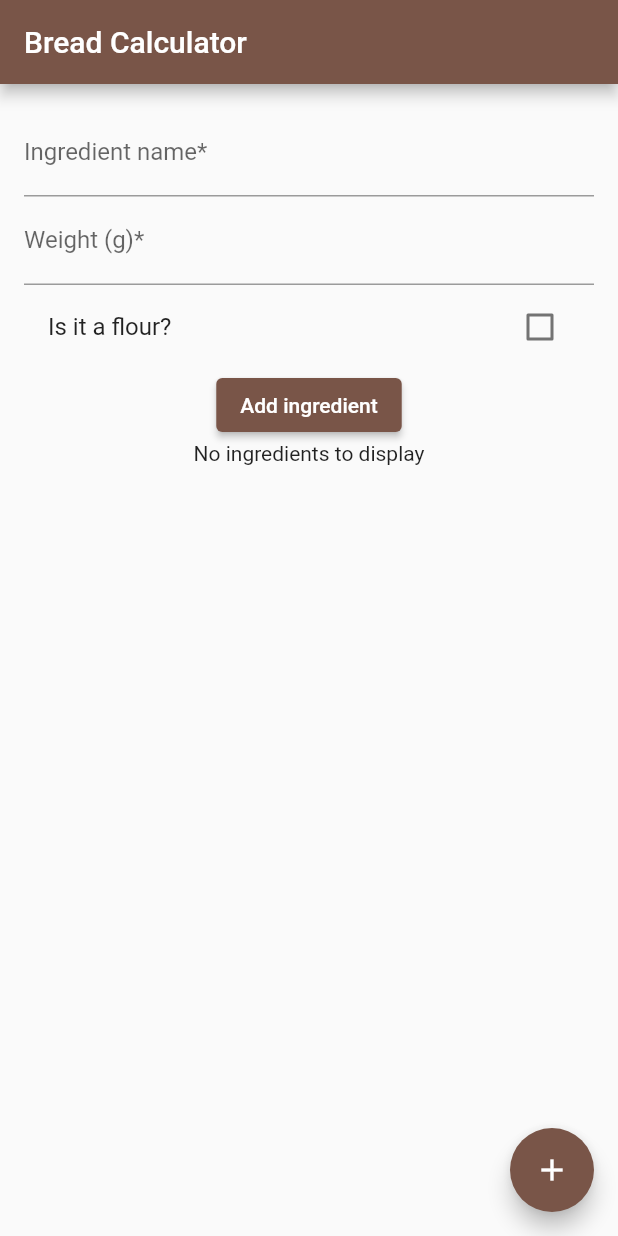
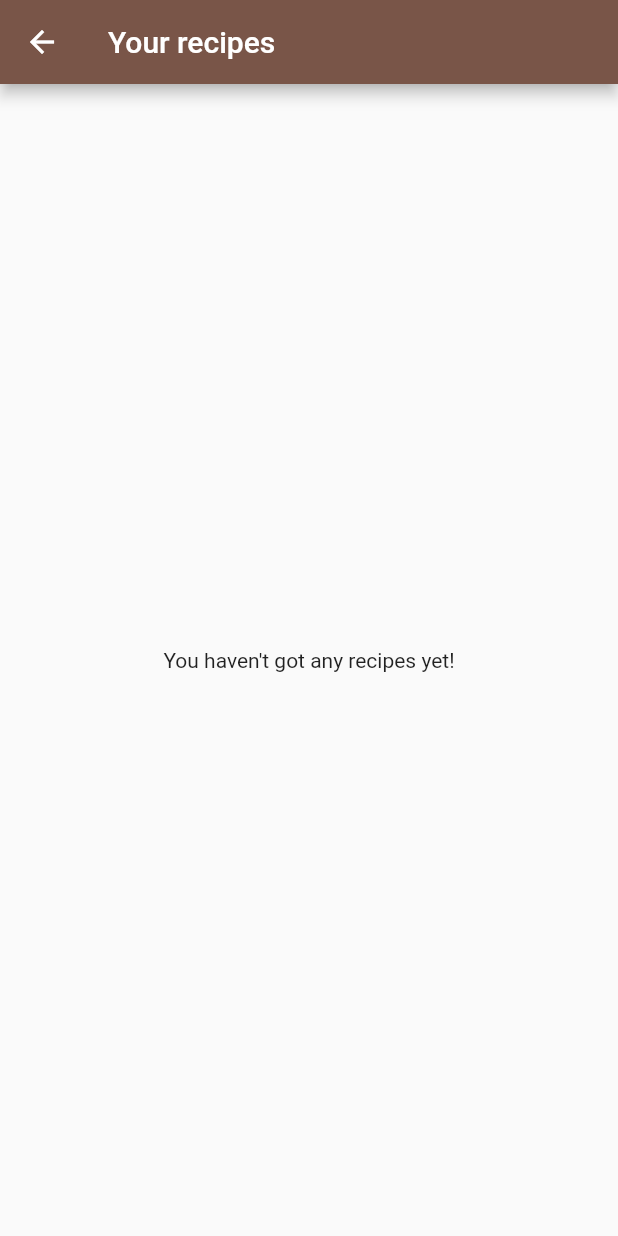
Before and after one commit to juanojeda/bread-calculator-flutter, a Flutter app: the screen it shows after launch, on a phone screen of 412 x 824 dp. Run offline on Flutter 3.47's test engine with Material 2 defaults, Android fonts, the phone set to English and light mode, and no system bars.

Commit message:
rename files, add routes

```diff
--- a/lib/data/com.bakers_percentages.mock_ingredients.dart
+++ b/lib/data/mock_ingredients.dart
@@ -1,4 +1,4 @@
-import 'package:bakers_percentages/models/com.bakers_percentages.ingredient.model.dart';
+import '../models/ingredient.model.dart';
 
 List<Ingredient> ingredients = [
   Ingredient(
--- a/lib/main.dart
+++ b/lib/main.dart
@@ -1,20 +1,13 @@
-import 'package:bakers_percentages/models/com.bakers_percentages.RecipeStore.dart';
-import 'package:bakers_percentages/widgets/com.bakers_percentages.IngredientsTableDisplay.dart';
-import 'package:bakers_percentages/widgets/com.bakers_percentages.addIngredient.dart';
+import 'package:bakers_percentages/screens/recipeCreator.dart';
+
+import 'models/RecipeStore.dart';
+import 'screens/recipeList.dart';
 import 'package:flutter/material.dart';
-import 'package:bakers_percentages/data/com.bakers_percentages.mock_ingredients.dart'
-    as mock;
 import 'package:provider/provider.dart';
-
-import 'models/com.bakers_percentages.recipe.model.dart';
 
 void main() {
   runApp(ChangeNotifierProvider(
       create: (context) => RecipeStore(), child: BreadCalculator()));
-}
-
-getIngredients() {
-  return mock.ingredients;
 }
 
 class BreadCalculator extends StatelessWidget {
@@ -26,48 +19,10 @@ class BreadCalculator extends StatelessWidget {
           primarySwatch: Colors.brown,
           visualDensity: VisualDensity.adaptivePlatformDensity,
         ),
-        routes: {'/': (context) => BreadCalculatorHomePage()},
-        initialRoute: '/');
+        routes: {
+          '/': (context) => RecipeCreator(),
+          '/recipes': (context) => RecipeListPage()
+        },
+        initialRoute: '/recipes');
   }
 }
-
-class BreadCalculatorHomePage extends StatelessWidget {
-  final String title = 'Bread Calculator';
-
-  @override
-  Widget build(BuildContext context) {
-    var recipes = context.watch<RecipeStore>().recipes;
-    // like the render method, reruns each time setState is called
-    return Scaffold(
-      appBar: AppBar(
-        // comes from the MaterialApp build method, which initialises the home page with a title property
-        title: Text(title),
-      ),
-      body: Padding(
-        padding: const EdgeInsets.all(16.0),
-        child: Center(
-          child: ListView(
-            children: [
-              AddIngredientForm(),
-              recipes.length > 0
-                  ? IngredientsTableDisplay(recipes[0].ingredients)
-                  : Center(
-                      child: Text("No ingredients to display"),
-                    )
-            ],
-          ),
-        ),
-      ),
-      floatingActionButton: FloatingActionButton(
-          onPressed: () {
-            var recipeStore = context.read<RecipeStore>();
-            List _ingredients = getIngredients();
-
-            Recipe recipe = Recipe(name: "Bread", ingredients: _ingredients);
-
-            recipeStore.add(recipe);
-          },
-          child: Icon(Icons.add)),
-    );
-  }
-}
--- a/lib/models/com.bakers_percentages.RecipeStore.dart
+++ b/lib/models/RecipeStore.dart
@@ -1,7 +1,8 @@
 import 'dart:collection';
 
-import 'package:bakers_percentages/models/com.bakers_percentages.recipe.model.dart';
 import 'package:flutter/material.dart';
+
+import 'recipe.model.dart';
 
 class RecipeStore extends ChangeNotifier {
   final List<Recipe> _recipes = [];
--- a/lib/models/com.bakers_percentages.recipe.model.dart
+++ b/lib/models/recipe.model.dart
@@ -1,4 +1,4 @@
-import 'package:bakers_percentages/models/com.bakers_percentages.ingredient.model.dart';
+import 'ingredient.model.dart';
 
 class Recipe {
   Recipe({this.name, this.ingredients}) : super();
--- /dev/null
+++ b/lib/screens/recipeCreator.dart
@@ -0,0 +1,53 @@
+import '../models/recipe.model.dart';
+
+import '../models/RecipeStore.dart';
+import '../widgets/addIngredient.dart';
+import '../widgets/ingredientsTableDisplay.dart';
+import 'package:provider/provider.dart';
+import 'package:flutter/material.dart';
+import '../data/mock_ingredients.dart' as mock;
+
+_getIngredients() {
+  return mock.ingredients;
+}
+
+class RecipeCreator extends StatelessWidget {
+  final String title = 'Add a recipe';
+
+  @override
+  Widget build(BuildContext context) {
+    var recipes = context.watch<RecipeStore>().recipes;
+    // like the render method, reruns each time setState is called
+    return Scaffold(
+      appBar: AppBar(
+        // comes from the MaterialApp build method, which initialises the home page with a title property
+        title: Text(title),
+      ),
+      body: Padding(
+        padding: const EdgeInsets.all(16.0),
+        child: Center(
+          child: ListView(
+            children: [
+              AddIngredientForm(),
+              recipes.length > 0
+                  ? IngredientsTableDisplay(recipes[0].ingredients)
+                  : Center(
+                      child: Text("No ingredients to display"),
+                    )
+            ],
+          ),
+        ),
+      ),
+      floatingActionButton: FloatingActionButton(
+          onPressed: () {
+            var recipeStore = context.read<RecipeStore>();
+            List _ingredients = _getIngredients();
+
+            Recipe recipe = Recipe(name: "Bread", ingredients: _ingredients);
+
+            recipeStore.add(recipe);
+          },
+          child: Icon(Icons.add)),
+    );
+  }
+}
--- /dev/null
+++ b/lib/screens/recipeList.dart
@@ -0,0 +1,28 @@
+import 'package:flutter/material.dart';
+import 'package:provider/provider.dart';
+
+import '../models/RecipeStore.dart';
+
+Widget _buildRecipeList(recipes) {
+  if (recipes.length > 0) {
+    return recipes.map((recipe) => ListTile(title: Text(recipe.name)));
+  }
+  return Text("You haven't got any recipes yet!");
+}
+
+class RecipeListPage extends StatelessWidget {
+  @override
+  Widget build(BuildContext context) {
+    var recipes = context.watch<RecipeStore>().recipes;
+
+    return Scaffold(
+        appBar: AppBar(
+          // comes from the MaterialApp build method, which initialises the home page with a title property
+          title: Text("Your recipes"),
+        ),
+        body: Padding(
+          padding: const EdgeInsets.all(16.0),
+          child: Center(child: _buildRecipeList(recipes)),
+        ));
+  }
+}
--- a/lib/widgets/com.bakers_percentages.ingredientsTableDisplay.dart
+++ b/lib/widgets/ingredientsTableDisplay.dart
@@ -1,5 +1,5 @@
 import 'package:flutter/material.dart';
-import 'package:bakers_percentages/models/com.bakers_percentages.ingredient.model.dart';
+import '../models/ingredient.model.dart';
 
 String calcPercentage({int flourWeight, int ingredientWeight}) {
   double _percentage = (ingredientWeight / flourWeight * 100);
```
Also changed, not shown: lib/models/ingredient.model.dart (renamed from lib/models/com.bakers_percentages.ingredient.model.dart), lib/widgets/addIngredient.dart (renamed from lib/widgets/com.bakers_percentages.addIngredient.dart).
